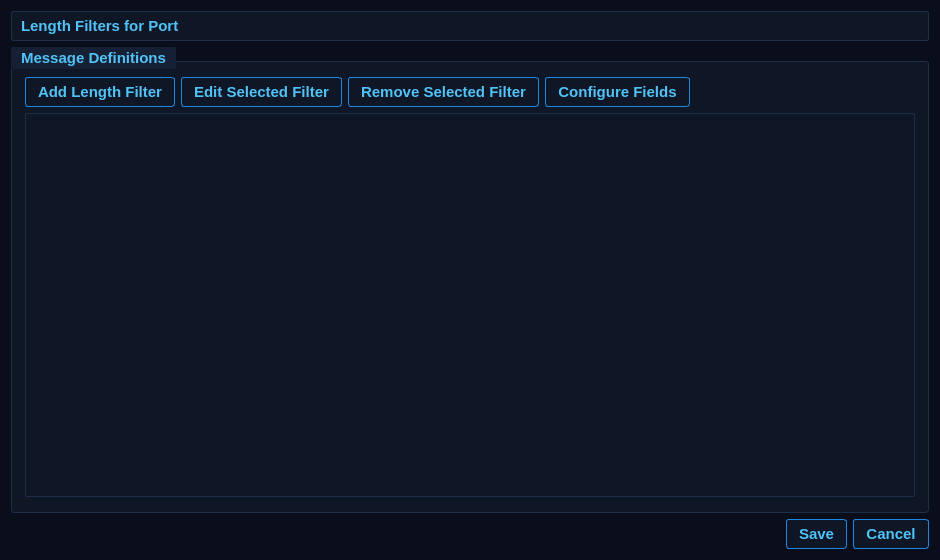
Old version of the form app_parser/forms/MessageLengthFilterDialog.ui in the repository rohityaduvxnshi/pcapfile.
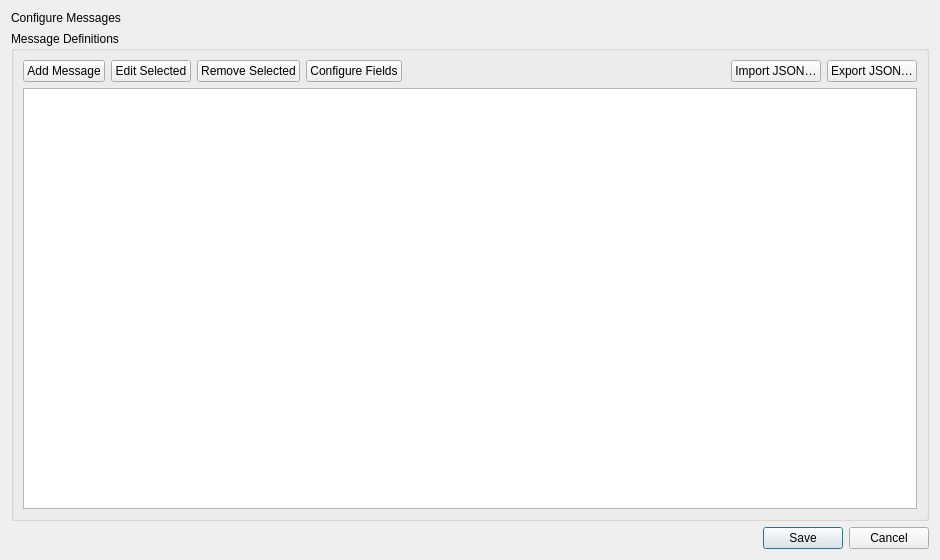
New version of the form.

Commit message: Add multi-connection support to parser and simulator

The edit to the form file:
```diff
--- a/app_parser/forms/MessageLengthFilterDialog.ui
+++ b/app_parser/forms/MessageLengthFilterDialog.ui
@@ -3,21 +3,22 @@
  <class>MessageLengthFilterDialog</class>
  <widget class="QDialog" name="MessageLengthFilterDialog">
   <property name="geometry"><rect><x>0</x><y>0</y><width>940</width><height>560</height></rect></property>
-  <property name="windowTitle"><string>Length Filters</string></property>
-  <property name="styleSheet"><string>QWidget{font-family:&quot;Bahnschrift&quot;,&quot;Arial Narrow&quot;,Arial;font-size:11pt;font-weight:600;color:#ccd6f6;background-color:#0a0e1a;}QDialog{background-color:#0a0e1a;}QGroupBox{background-color:#0f1626;border:1px solid #1e2d4a;border-radius:3px;margin-top:14px;padding:6px 4px;}QGroupBox::title{subcontrol-origin:margin;subcontrol-position:top left;padding:2px 8px;color:#4fc3f7;background-color:#162035;border-radius:2px;font-weight:700;}QPushButton{background-color:#0f1626;border:1px solid #1e88e5;border-radius:3px;padding:5px 12px;color:#4fc3f7;font-weight:700;}QPushButton:hover{background-color:#1c3a6e;color:#ffffff;}QPushButton:pressed{background-color:#1565c0;}QTableWidget{background-color:#0f1626;alternate-background-color:#0c1220;gridline-color:#1a2540;border:1px solid #1e2d4a;border-radius:2px;selection-background-color:#1c3a6e;selection-color:#e8f0fe;}QHeaderView::section{background-color:#162035;color:#607d8b;border:0px;border-right:1px solid #1e2d4a;border-bottom:1px solid #1e2d4a;padding:4px 6px;font-weight:700;font-size:9pt;}QScrollBar:vertical{background:#0a0e1a;width:6px;border-radius:3px;}QScrollBar::handle:vertical{background:#1e2d4a;border-radius:3px;}QScrollBar::handle:vertical:hover{background:#1e88e5;}QScrollBar::add-line,QScrollBar::sub-line{width:0;height:0;}QLabel#lblHeading{color:#4fc3f7;background-color:#0f1626;border:1px solid #1e2d4a;border-radius:2px;padding:5px;font-weight:700;}</string></property>
+  <property name="windowTitle"><string>Configure Messages</string></property>
   <layout class="QVBoxLayout" name="mainLayout">
-   <item><widget class="QLabel" name="lblHeading"><property name="text"><string>Length Filters for Port</string></property></widget></item>
+   <item><widget class="QLabel" name="lblHeading"><property name="text"><string>Configure Messages</string></property></widget></item>
    <item>
     <widget class="QGroupBox" name="messageGroup">
      <property name="title"><string>Message Definitions</string></property>
      <layout class="QVBoxLayout" name="messageLayout">
       <item>
        <layout class="QHBoxLayout" name="buttonLayout">
-        <item><widget class="QPushButton" name="btnAddLengthFilter"><property name="text"><string>Add Length Filter</string></property></widget></item>
-        <item><widget class="QPushButton" name="btnEditFilter"><property name="text"><string>Edit Selected Filter</string></property></widget></item>
-        <item><widget class="QPushButton" name="btnRemoveFilter"><property name="text"><string>Remove Selected Filter</string></property></widget></item>
+        <item><widget class="QPushButton" name="btnAddLengthFilter"><property name="text"><string>Add Message</string></property></widget></item>
+        <item><widget class="QPushButton" name="btnEditFilter"><property name="text"><string>Edit Selected</string></property></widget></item>
+        <item><widget class="QPushButton" name="btnRemoveFilter"><property name="text"><string>Remove Selected</string></property></widget></item>
         <item><widget class="QPushButton" name="btnConfigureFields"><property name="text"><string>Configure Fields</string></property></widget></item>
         <item><spacer name="buttonStretch"><property name="orientation"><enum>Qt::Horizontal</enum></property><property name="sizeHint" stdset="0"><size><width>40</width><height>20</height></size></property></spacer></item>
+        <item><widget class="QPushButton" name="btnImportMessagesJson"><property name="toolTip"><string>Import message definitions (fields, bit decoders, compare options) from a JSON file the suite exports. Imported messages are appended to this list.</string></property><property name="text"><string>Import JSON…</string></property></widget></item>
+        <item><widget class="QPushButton" name="btnExportMessagesJson"><property name="toolTip"><string>Export the messages in this list to a JSON file (shareable with the simulator and re-importable here).</string></property><property name="text"><string>Export JSON…</string></property></widget></item>
        </layout>
       </item>
       <item><widget class="QTableWidget" name="tblMessages"><property name="alternatingRowColors"><bool>true</bool></property><property name="minimumSize"><size><width>0</width><height>330</height></size></property></widget></item>
```
The commit also changes 32 other files.
